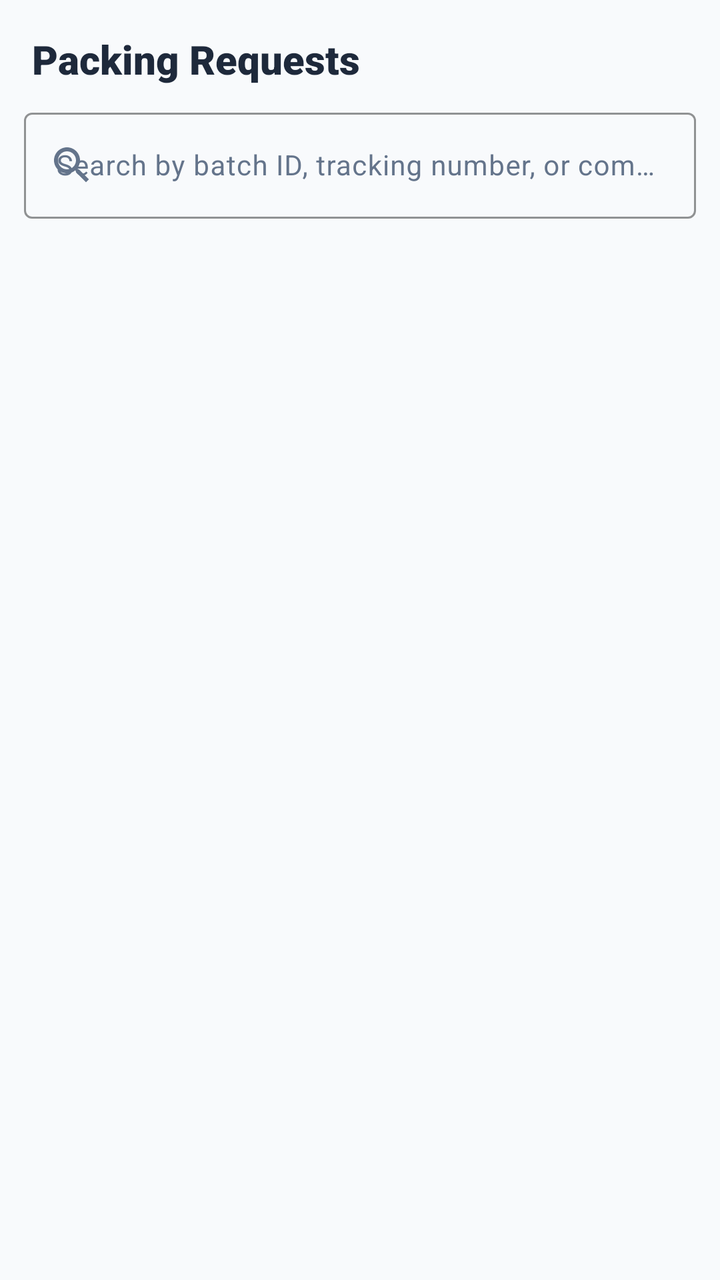
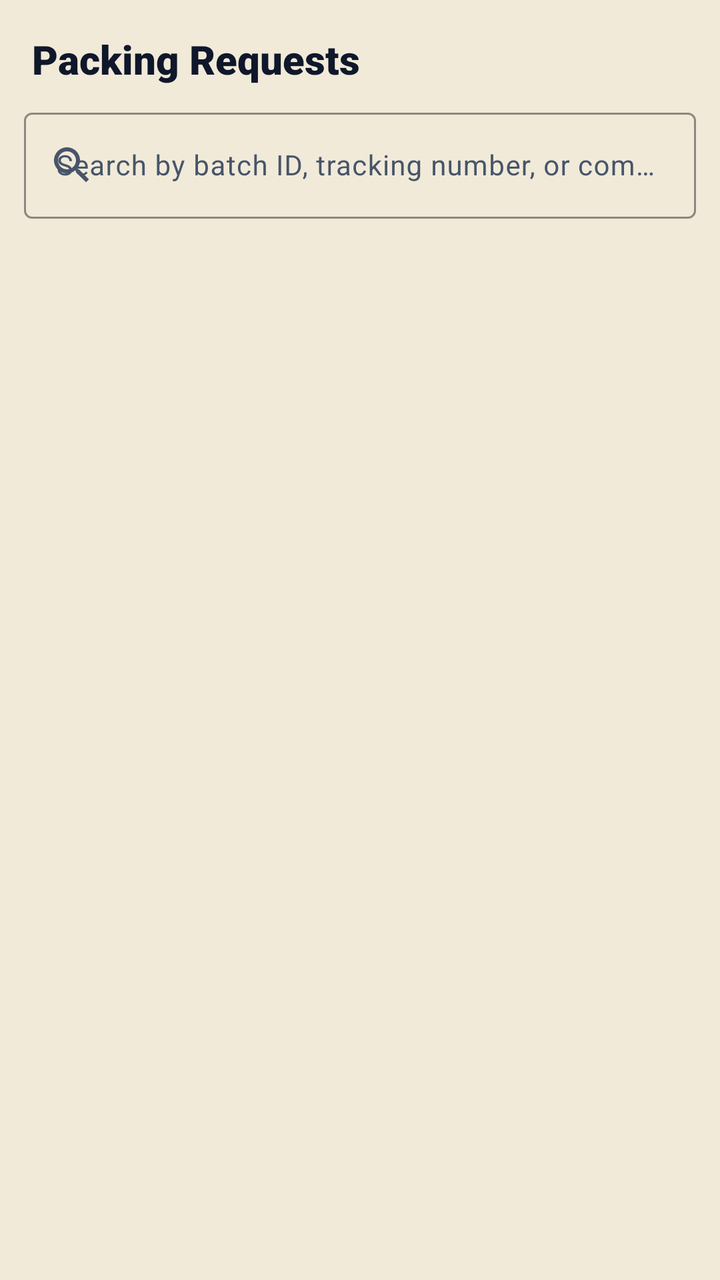

Compare the two renders of this Android layout. The source of the first and the diff that turns it into the second are given below.
<!-- AndroidManifest.xml: application theme Theme.PackTracker -->
<!-- res/layout/fragment_admin_packing.xml -->
<?xml version="1.0" encoding="utf-8"?>
<LinearLayout xmlns:android="http://schemas.android.com/apk/res/android"
    xmlns:app="http://schemas.android.com/apk/res-auto"
    android:orientation="vertical"
    android:layout_width="match_parent"
    android:layout_height="match_parent"
    android:background="@color/background">

    
    <TextView
        android:layout_width="match_parent"
        android:layout_height="wrap_content"
        android:text="Packing Requests"
        android:textSize="20sp"
        android:fontFamily="sans-serif-black"
        android:textColor="@color/on_surface"
        android:paddingHorizontal="16dp"
        android:paddingTop="16dp"
        android:paddingBottom="8dp" />

    
    <com.google.android.material.textfield.TextInputLayout
        android:id="@+id/tilSearch"
        android:layout_width="match_parent"
        android:layout_height="wrap_content"
        android:layout_marginHorizontal="12dp"
        android:layout_marginBottom="8dp"
        android:hint="Search by batch ID, tracking number, or company..."
        style="@style/Widget.Material3.TextInputLayout.OutlinedBox"
        app:boxStrokeColor="@color/primary"
        app:hintTextColor="@color/primary"
        app:startIconDrawable="@drawable/ic_search"
        app:startIconTint="@color/on_surface_variant">

        <com.google.android.material.textfield.TextInputEditText
            android:id="@+id/etSearch"
            android:layout_width="match_parent"
            android:layout_height="wrap_content"
            android:inputType="text"
            android:maxLines="1"
            android:textSize="14sp" />
    </com.google.android.material.textfield.TextInputLayout>

    
    <androidx.recyclerview.widget.RecyclerView
        android:id="@+id/rvPacking"
        android:layout_width="match_parent"
        android:layout_height="0dp"
        android:layout_weight="1"
        android:clipToPadding="false"
        android:padding="12dp" />

    
    <TextView
        android:id="@+id/tvEmpty"
        android:layout_width="match_parent"
        android:layout_height="0dp"
        android:layout_weight="1"
        android:gravity="center"
        android:text="No packing requests found"
        android:textColor="@color/on_surface_variant"
        android:textSize="16sp"
        android:visibility="gone" />
</LinearLayout>
<!-- resources referenced by this layout -->
<resources>
  <color name="background">#F8FAFC</color>
  <color name="on_surface">#1E293B</color>
  <color name="on_surface_variant">#64748B</color>
  <color name="primary">#2563EB</color>
  <style name="Theme.PackTracker" parent="Theme.Material3.Light.NoActionBar">
          <item name="colorPrimary">@color/primary</item>
          <item name="colorOnPrimary">@color/white</item>
          <item name="colorPrimaryContainer">@color/primary_light</item>
          <item name="colorSecondary">@color/secondary</item>
          <item name="colorOnSecondary">@color/white</item>
          <item name="colorSurface">@color/surface</item>
          <item name="colorOnSurface">@color/on_surface</item>
          <item name="android:colorBackground">@color/background</item>
          <item name="colorSurfaceVariant">@color/grey_light</item>
          <item name="colorOnSurfaceVariant">@color/on_surface_variant</item>
          <item name="android:statusBarColor">@color/green_primary</item>
      </style>
  <color name="white">#FFFFFF</color>
  <color name="primary_light">#EFF6FF</color>
  <color name="secondary">#10B981</color>
  <color name="surface">#FFFFFF</color>
  <color name="grey_light">#F1F5F9</color>
  <color name="green_primary">#10B981</color>
  <!-- unchanged entries left out for length: 1 -->
</resources>

<!-- the commit's change to res/layout/fragment_admin_packing.xml (unified diff, before → after) -->
@@ -11,7 +11,7 @@
         android:layout_width="match_parent"
         android:layout_height="wrap_content"
         android:text="Packing Requests"
-        android:textSize="20sp"
+        android:textSize="@dimen/text_headline"
         android:fontFamily="sans-serif-black"
         android:textColor="@color/on_surface"
         android:paddingHorizontal="16dp"
@@ -38,7 +38,7 @@
             android:layout_height="wrap_content"
             android:inputType="text"
             android:maxLines="1"
-            android:textSize="14sp" />
+            android:textSize="@dimen/text_body" />
     </com.google.android.material.textfield.TextInputLayout>
 
     
@@ -59,6 +59,6 @@
         android:gravity="center"
         android:text="No packing requests found"
         android:textColor="@color/on_surface_variant"
-        android:textSize="16sp"
+        android:textSize="@dimen/text_title"
         android:visibility="gone" />
 </LinearLayout>
<!-- resource entries referenced after the edit -->
@@ -1,28 +1,151 @@
 <!-- resources referenced by this layout -->
 <resources>
-  <color name="background">#F8FAFC</color>
-  <color name="on_surface">#1E293B</color>
-  <color name="on_surface_variant">#64748B</color>
-  <color name="primary">#2563EB</color>
-  <style name="Theme.PackTracker" parent="Theme.Material3.Light.NoActionBar">
+  <color name="background">@color/kraft</color>
+  <color name="on_surface">@color/slate_900</color>
+  <color name="on_surface_variant">@color/slate_600</color>
+  <color name="primary">@color/emerald_700</color>
+  <dimen name="text_body">14sp</dimen>
+  <dimen name="text_headline">20sp</dimen>
+  <dimen name="text_title">16sp</dimen>
+  <style name="Theme.PackTracker" parent="Theme.Material3.DayNight.NoActionBar">
+          
           <item name="colorPrimary">@color/primary</item>
-          <item name="colorOnPrimary">@color/white</item>
-          <item name="colorPrimaryContainer">@color/primary_light</item>
+          <item name="colorOnPrimary">@color/on_primary</item>
+          <item name="colorPrimaryContainer">@color/primary_container</item>
+          <item name="colorOnPrimaryContainer">@color/on_primary_container</item>
           <item name="colorSecondary">@color/secondary</item>
-          <item name="colorOnSecondary">@color/white</item>
+          <item name="colorOnSecondary">@color/on_secondary</item>
+          <item name="colorSecondaryContainer">@color/secondary_container</item>
+          <item name="colorOnSecondaryContainer">@color/on_secondary_container</item>
+          <item name="colorTertiary">@color/tertiary</item>
+          <item name="colorOnTertiary">@color/on_tertiary</item>
+          <item name="colorTertiaryContainer">@color/tertiary_container</item>
+          <item name="colorOnTertiaryContainer">@color/on_tertiary_container</item>
+  
+          
+          <item name="android:colorBackground">@color/background</item>
+          <item name="colorOnBackground">@color/on_background</item>
           <item name="colorSurface">@color/surface</item>
           <item name="colorOnSurface">@color/on_surface</item>
-          <item name="android:colorBackground">@color/background</item>
-          <item name="colorSurfaceVariant">@color/grey_light</item>
+          <item name="colorSurfaceVariant">@color/surface_variant</item>
           <item name="colorOnSurfaceVariant">@color/on_surface_variant</item>
-          <item name="android:statusBarColor">@color/green_primary</item>
+          <item name="colorSurfaceContainerLowest">@color/surface_container_lowest</item>
+          <item name="colorSurfaceContainerLow">@color/surface_container_low</item>
+          <item name="colorSurfaceContainer">@color/surface_container</item>
+          <item name="colorSurfaceContainerHigh">@color/surface_container_high</item>
+          <item name="colorSurfaceContainerHighest">@color/surface_container_highest</item>
+          <item name="colorSurfaceBright">@color/surface_bright</item>
+          <item name="colorSurfaceDim">@color/surface_dim</item>
+          <item name="colorOutline">@color/outline</item>
+          <item name="colorOutlineVariant">@color/outline_variant</item>
+          <item name="android:colorControlHighlight">@color/outline_variant</item>
+  
+          
+          <item name="colorError">@color/error</item>
+          <item name="colorOnError">@color/on_error</item>
+          <item name="colorErrorContainer">@color/error_container</item>
+          <item name="colorOnErrorContainer">@color/on_error_container</item>
+          <item name="colorControlNormal">@color/on_surface_variant</item>
+          <item name="android:windowLightStatusBar">@bool/light_status_bar</item>
+          <item name="android:statusBarColor">@color/surface</item>
+          <item name="android:navigationBarColor">@color/surface</item>
+          <item name="android:windowBackground">@drawable/bg_kraft_canvas</item>
+  
+          
+          <item name="materialCardViewStyle">@style/Widget.PackTracker.Card</item>
+          <item name="bottomSheetStyle">@style/Widget.PackTracker.BottomSheet</item>
+          <item name="toolbarStyle">@style/Widget.PackTracker.Toolbar</item>
+          <item name="bottomNavigationStyle">@style/Widget.PackTracker.BottomNavigation</item>
       </style>
-  <color name="white">#FFFFFF</color>
-  <color name="primary_light">#EFF6FF</color>
-  <color name="secondary">#10B981</color>
-  <color name="surface">#FFFFFF</color>
-  <color name="grey_light">#F1F5F9</color>
-  <color name="green_primary">#10B981</color>
+  <color name="kraft">#FFF1EAD9</color>
+  <color name="slate_900">#FF0F172A</color>
+  <color name="slate_600">#FF475569</color>
+  <color name="emerald_700">#FF047857</color>
+  <color name="on_primary">#FFFFFFFF</color>
+  <color name="primary_container">@color/emerald_100</color>
+  <color name="on_primary_container">@color/emerald_900</color>
+  <color name="secondary">@color/gold_500</color>
+  <color name="on_secondary">@color/slate_900</color>
+  <color name="secondary_container">@color/gold_100</color>
+  <color name="on_secondary_container">@color/gold_700</color>
+  <color name="tertiary">@color/emerald_500</color>
+  <color name="on_tertiary">#FFFFFFFF</color>
+  <color name="tertiary_container">@color/emerald_50</color>
+  <color name="on_tertiary_container">@color/emerald_800</color>
+  <color name="on_background">@color/slate_900</color>
+  <color name="surface">#FFFFFFFF</color>
+  <color name="surface_variant">@color/slate_100</color>
+  <color name="surface_container_lowest">#FFFFFFFF</color>
+  <color name="surface_container_low">@color/slate_50</color>
+  <color name="surface_container">@color/slate_100</color>
+  <color name="surface_container_high">#FFE9EEF4</color>
+  <color name="surface_container_highest">#FFDDE5EC</color>
+  <color name="surface_bright">#FFFFFFFF</color>
+  <color name="surface_dim">@color/slate_200</color>
+  <color name="outline">@color/slate_400</color>
+  <color name="outline_variant">@color/slate_200</color>
+  <color name="error">#FFDC2626</color>
+  <color name="on_error">#FFFFFFFF</color>
+  <color name="error_container">#FFFEE2E2</color>
+  <color name="on_error_container">#FF7F1D1D</color>
+  <!-- drawable bg_kraft_canvas (drawable) -->
+  <?xml version="1.0" encoding="utf-8"?>
+  <bitmap xmlns:android="http://schemas.android.com/apk/res/android"
+      android:src="@drawable/bg_kraft_tile"
+      android:tileModeX="repeat"
+      android:tileModeY="repeat" />
+  <style name="Widget.PackTracker.Card" parent="Widget.Material3.CardView.Filled">
+          <item name="cardBackgroundColor">@color/surface</item>
+          <item name="strokeColor">@color/card_stroke</item>
+          <item name="strokeWidth">1dp</item>
+          <item name="cardCornerRadius">@dimen/radius_card</item>
+          <item name="cardElevation">@dimen/elevation_card</item>
+      </style>
+  <style name="Widget.PackTracker.BottomSheet" parent="Widget.Material3.BottomSheet.Modal">
+          <item name="backgroundTint">@color/surface</item>
+          <item name="shapeAppearanceOverlay">@style/ShapeAppearance.PackTracker.BottomSheet</item>
+      </style>
+  <style name="Widget.PackTracker.Toolbar" parent="Widget.Material3.Toolbar">
+          <item name="android:background">@color/surface</item>
+          <item name="titleTextAppearance">@style/TextAppearance.PackTracker.ToolbarTitle</item>
+          <item name="titleTextColor">@color/on_surface</item>
+          <item name="subtitleTextColor">@color/on_surface_variant</item>
+          <item name="navigationIconTint">@color/on_surface</item>
+      </style>
+  <style name="Widget.PackTracker.BottomNavigation" parent="Widget.Material3.BottomNavigationView">
+          <item name="android:background">@color/surface</item>
+          <item name="itemIconTint">@color/bottom_nav_color</item>
+          <item name="itemTextColor">@color/bottom_nav_color</item>
+          <item name="labelVisibilityMode">labeled</item>
+      </style>
+  <color name="emerald_100">#FFD1FAE5</color>
+  <color name="emerald_900">#FF064E3B</color>
+  <color name="gold_500">#FFD4AF37</color>
+  <color name="gold_100">#FFFEF3C7</color>
+  <color name="gold_700">#FF856404</color>
+  <color name="emerald_500">#FF10B981</color>
+  <color name="emerald_50">#FFECFDF5</color>
+  <color name="emerald_800">#FF065F46</color>
+  <color name="slate_100">#FFF1F5F9</color>
+  <color name="slate_50">#FFF8FAFC</color>
+  <color name="slate_200">#FFE2E8F0</color>
+  <color name="slate_400">#FF94A3B8</color>
+  <!-- drawable bg_kraft_tile: png bitmap (drawable-nodpi, 130 bytes) -->
+  <color name="card_stroke">@color/slate_200</color>
+  <dimen name="radius_card">16dp</dimen>
+  <dimen name="elevation_card">0dp</dimen>
+  <style name="ShapeAppearance.PackTracker.BottomSheet" parent="">
+          <item name="cornerFamily">rounded</item>
+          <item name="cornerSizeTopLeft">24dp</item>
+          <item name="cornerSizeTopRight">24dp</item>
+          <item name="cornerSizeBottomLeft">0dp</item>
+          <item name="cornerSizeBottomRight">0dp</item>
+      </style>
+  <style name="TextAppearance.PackTracker.ToolbarTitle" parent="TextAppearance.MaterialComponents.Headline6">
+          <item name="android:fontFamily">@font/archivo_black</item>
+          <item name="android:textColor">@color/on_background</item>
+          <item name="android:textSize">@dimen/text_title</item>
+      </style>
   <!-- unchanged entries left out for length: 1 -->
 </resources>
 
